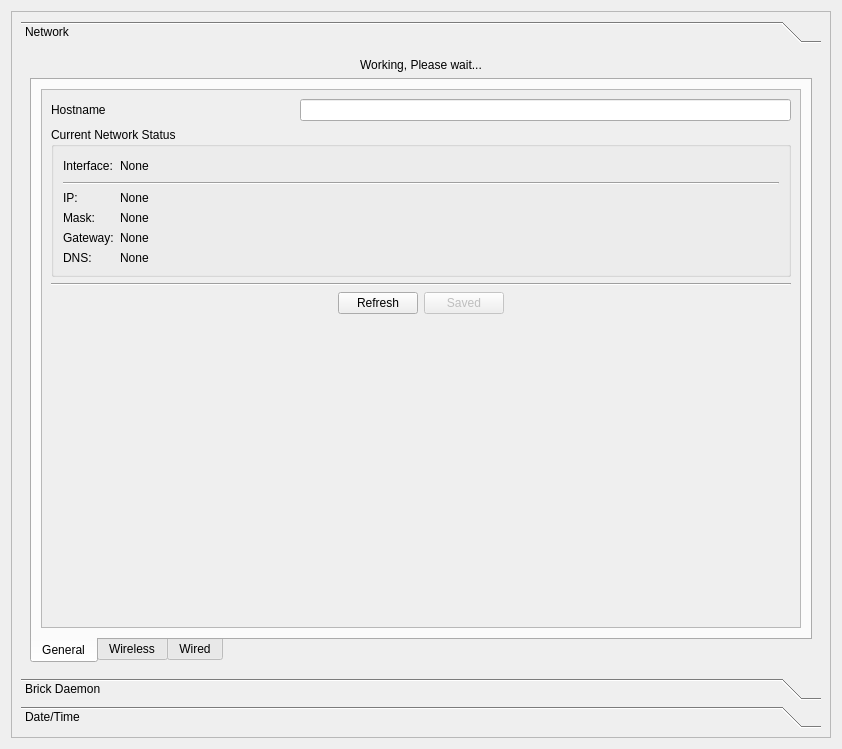
The window that src/brickv/plugin_system/plugins/red/ui/red_tab_settings.ui (Tinkerforge/brickv) describes before a commit, drawn with Qt 5.
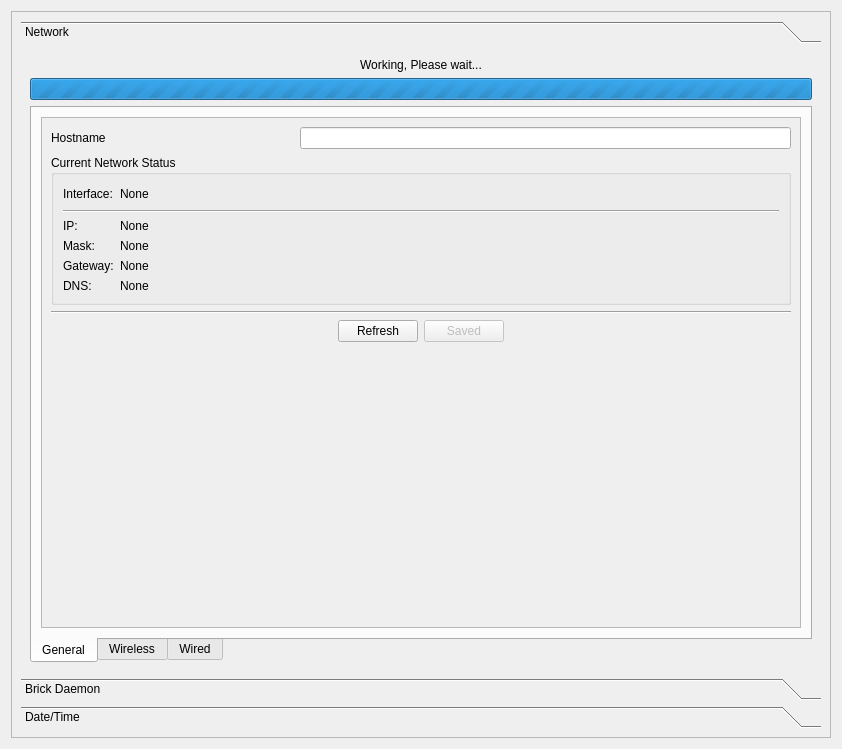
The same window after the commit.

Commit message: red-brick: Adding progress bar to show activity while working on network settings tab

```diff
--- a/src/brickv/plugin_system/plugins/red/ui/red_tab_settings.ui
+++ b/src/brickv/plugin_system/plugins/red/ui/red_tab_settings.ui
@@ -51,6 +51,19 @@
             </property>
            </widget>
           </item>
+          <item>
+           <widget class="QProgressBar" name="pbar_working_wait">
+            <property name="maximum">
+             <number>0</number>
+            </property>
+            <property name="value">
+             <number>-1</number>
+            </property>
+            <property name="format">
+             <string/>
+            </property>
+           </widget>
+          </item>
           <item>
            <widget class="QTabWidget" name="twidget_net">
             <property name="enabled">
@@ -78,7 +91,7 @@
                    <x>0</x>
                    <y>0</y>
                    <width>762</width>
-                   <height>524</height>
+                   <height>493</height>
                   </rect>
                  </property>
                  <layout class="QVBoxLayout" name="verticalLayout_18">
```
Left out of the diff: 4 changed lines with no effect on the pictures. The commit also changes 1 other file.
